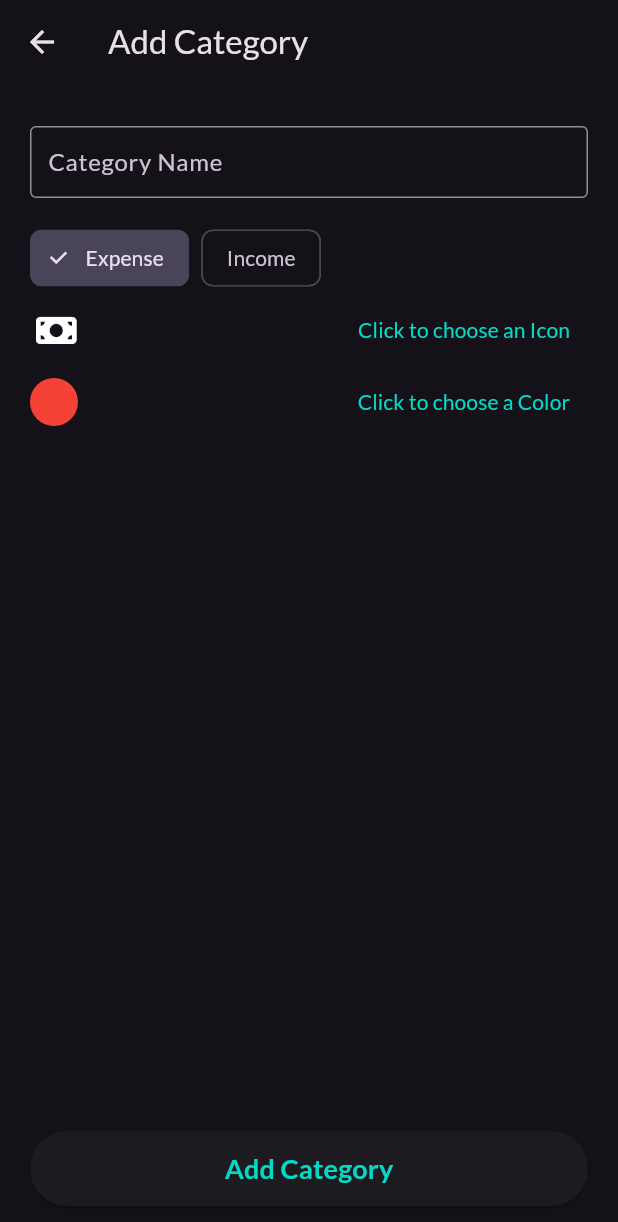
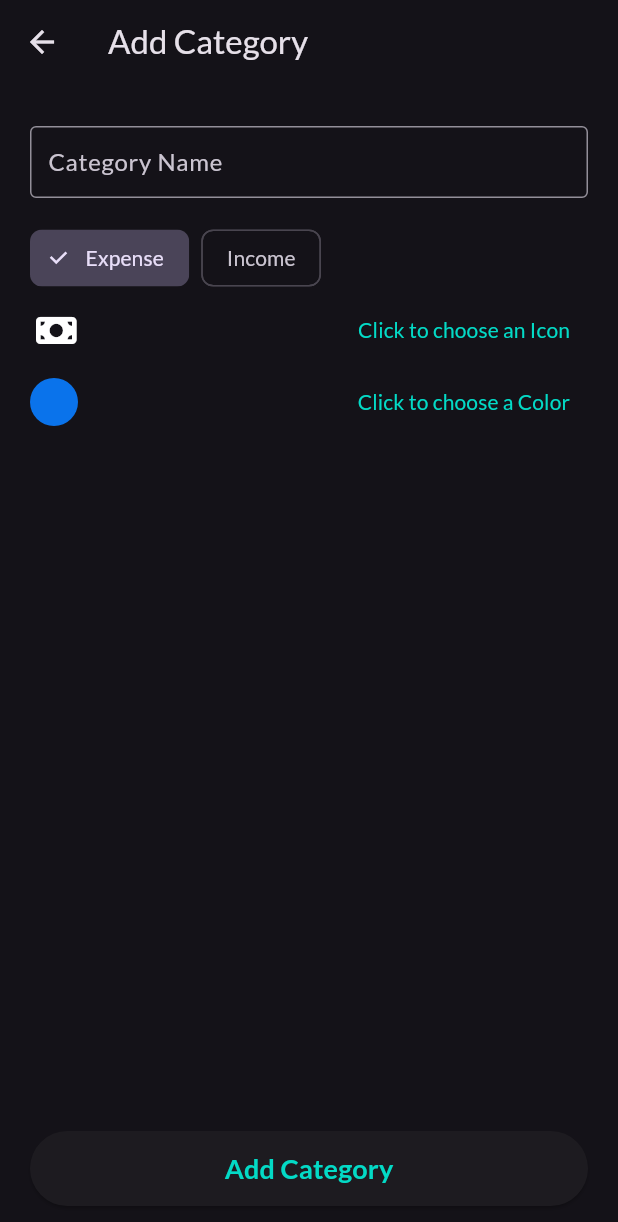
Before and after one commit to nullhandler/vase, a Flutter app: the Categories screen opened directly, after a tap on the "add" icon, on a phone screen of 412 x 824 dp. Shown: the top 1222 px of the screen. Run offline on Flutter 3.47's test engine with Material 3 defaults, Android fonts, the light colour scheme and no system bars; drawn by our look-alikes of dynamic_color; our stand-ins replace device_info_plus, file_picker, fl_chart, flutter_colorpicker, flutter_svg, font_awesome_flutter and 5 more; missing offline and left inert: flutter_iconpicker, mat_month_picker_dialog; accounts and stored records are empty; network calls fail.

Commit message:
new color picker and bug fixes

```diff
--- a/lib/colors.dart
+++ b/lib/colors.dart
@@ -10,6 +10,38 @@ class AppColors {
   static const darkGreyColor = Color(0xff1c1b1f);
   static const errorColor = Colors.redAccent;
   static const successColor = Colors.green;
+  static const List<Color> categoryColors = [
+    Color(0xFF0A73EB), // Ink Blue
+    Color(0xFF26A942), // Grass Green
+    Color(0xFFDE3535), // Danger Red
+    Color(0xFF9A3CEC), // Voilet
+    Color(0xFF7CD913), // Parrot Green
+    Color(0xFFF74186), // Candy Pink
+    Color(0xFFF6B041), // Fanta
+    Color(0xFF5DDFEE), // Cyan
+    Color(0xFFFF6F00), // Dark Orange
+    Color(0xFFA9B63F), // Pop Green
+    Color(0xFF001757), // Navy Blue
+    Color(0xFF2CC990), // Distember Green
+    Color(0xFFEE8C3D), // Biscuit
+    Color(0xFF39B4FF), // Dark Sky Blue
+    Color(0xFF837AF2), // Indigo
+    Color(0xFFEAD339), // Yellow
+    Color(0xFF2CBCBD), // Teal
+    Color(0xFFCE9965), // Brownish Orange
+    Color(0xFF5D5FB3), // Dark Voilet
+    Color(0xFF188C8B), // Dark Teal
+    Color(0xFFD43B99), // Dark Candy
+    Color(0xFFCFCB51), // Caution Yellow
+    Color(0xFFDF5F37), // Saffron
+    Color(0xFF56CA4E), // Venom
+    Color(0xFFB353CB), // Paint Pink
+    Color(0xFF8B1650), // Crimson
+    Color(0xFF8DCCAC), // Gray Green
+    Color(0xFF00468B), // Blueish Blue
+    Color(0xFF003D00), // Tree Green
+    Color(0xFF93B728), // Yellowish Green
+  ];
 
   static ThemeData defaultTheme = ThemeData.dark(useMaterial3: true).copyWith(
       pageTransitionsTheme: const PageTransitionsTheme(builders: {
--- a/lib/screens/accounts/accounts_controller.dart
+++ b/lib/screens/accounts/accounts_controller.dart
@@ -68,6 +68,7 @@ class AccountsController extends GetxController {
         (key, value) => dbController.accounts[key]?.isDeleted == 1);
     List<Account> tempAccountList = dbController.accounts.values.toList();
     tempAccountList.removeWhere((account) => account.isDeleted == 1);
+    tempAccountList.sort((a, b) => a.accountName.compareTo(b.accountName));
     Map<AccountType, List<Account>> temp = groupBy<Account, AccountType>(
         tempAccountList, (account) => account.accountType);
     accountList.value = temp;
--- a/lib/screens/categories/add_category_controller.dart
+++ b/lib/screens/categories/add_category_controller.dart
@@ -2,6 +2,7 @@ import 'package:flutter/material.dart';
 import 'package:flutter_iconpicker/flutter_iconpicker.dart';
 import 'package:font_awesome_flutter/font_awesome_flutter.dart';
 import 'package:get/get.dart';
+import 'package:vase/utils.dart';
 
 import '../../const.dart';
 import '../../controllers/db_controller.dart';
@@ -23,6 +24,7 @@ class AddCategoryController extends GetxController {
       preFillCategory(Get.arguments['category']);
     } else {
       categoryType.value = Get.arguments['type'];
+      selectedColor.value = Utils.getNextColor();
     }
   }
 
--- a/lib/screens/categories/category_model.dart
+++ b/lib/screens/categories/category_model.dart
@@ -9,7 +9,7 @@ import 'package:flutter/material.dart';
 List<Category> categoryFromJson(List<Map<String, Object?>> list) =>
     List<Category>.from(
       list.map((x) => Category.fromJson(x)),
-    );
+    )..sort((a, b) => a.categoryName.compareTo(b.categoryName));
 
 String categoryToJson(List<Category> data) =>
     json.encode(List<dynamic>.from(data.map(
--- a/lib/utils.dart
+++ b/lib/utils.dart
@@ -20,6 +20,12 @@ class Utils {
         .where((element) =>
             (element.categoryType == categoryType && element.isDeleted == 0))
         .toList();
+  }
+
+  static Color getNextColor() {
+    int categoriesLength = Get.find<DbController>().categories.length;
+    List<Color> colors = AppColors.categoryColors;
+    return colors[categoriesLength % colors.length];
   }
 
   static void showBottomSnackBar(
@@ -62,8 +68,7 @@ class Utils {
 
   static Future<bool> importDb() async {
     try {
-      FilePickerResult? result = await FilePicker.platform
-          .pickFiles();
+      FilePickerResult? result = await FilePicker.platform.pickFiles();
 
       if (result != null && result.files.single.path != null) {
         File file = File(result.files.single.path!);
@@ -107,7 +112,8 @@ class Utils {
   }
 
   static int getLastDate(DateTime currentDate) {
-    DateTime dateTime = DateTime(currentDate.year, currentDate.month + 1, 1).subtract(const Duration(seconds: 1));
+    DateTime dateTime = DateTime(currentDate.year, currentDate.month + 1, 1)
+        .subtract(const Duration(seconds: 1));
     return dateTime.millisecondsSinceEpoch;
   }
 
--- a/pubspec.yaml
+++ b/pubspec.yaml
@@ -15,7 +15,7 @@ publish_to: 'none' # Remove this line if you wish to publish to pub.dev
 # In iOS, build-name is used as CFBundleShortVersionString while build-number used as CFBundleVersion.
 # Read more about iOS versioning at
 # https://developer.apple.com/library/archive/documentation/General/Reference/InfoPlistKeyReference/Articles/CoreFoundationKeys.html
-version: 1.3.0+8
+version: 1.3.1+9
 
 environment:
   sdk: ">=2.19.0 <3.0.0"
@@ -46,8 +46,7 @@ dependencies:
   fl_chart: ^0.68.0
   flutter_svg: ^2.0.6
   flutter_iconpicker: ^3.2.4
-  flutter_colorpicker: ^1.0.3
-  flutter_material_color_picker: ^1.2.0
+  flutter_colorpicker: ^1.1.0
   flutter:
     sdk: flutter
 
```
Also changed, not shown: lib/screens/accounts/accounts_model.dart (+9 -6 lines), lib/screens/categories/add_edit_category_screen.dart (+63 -13 lines), lib/screens/dashboard/dashboard_controller.dart (+15 -1 lines), lib/screens/dashboard/dashboard_screen.dart (+13 -1 lines), pubspec.lock.
